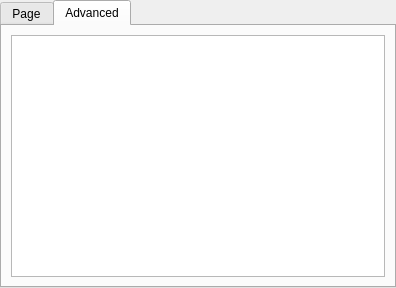
This is src/printsupport/dialogs/qprintpropertieswidget.ui in qt/qtbase as Qt 5 draws it before an edit. The edited form follows.
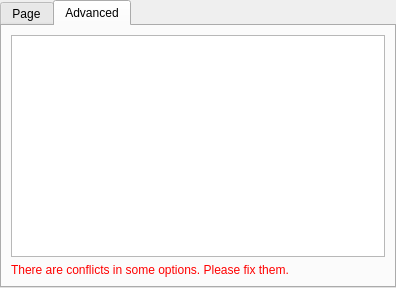
This is the edited form. The open tabs and pages were chosen to show the change. Custom widgets are drawn as their Qt base class.

Commit message:
CUPS: Fix conflict handling
The previous code assumed that ppdMarkOption returning non zero (i.e. it has conflicts)
also meant that the option wasn't applied at the ppd level, but it actually is.

What we need to do is after calling ppdMarkOption parse the tree again looking
to see if any option is conflicting and mark it as such in the UI.

Diff of the .ui file:
```diff
--- a/src/printsupport/dialogs/qprintpropertieswidget.ui
+++ b/src/printsupport/dialogs/qprintpropertieswidget.ui
@@ -36,14 +36,58 @@
       <attribute name="title" >
        <string>Advanced</string>
       </attribute>
-      <layout class="QHBoxLayout" name="horizontalLayout_2" >
+      <layout class="QVBoxLayout" name="verticalLayout_2">
        <item>
-        <widget class="QTreeView" name="treeView" >
-         <property name="alternatingRowColors" >
+        <widget class="QTreeView" name="treeView">
+         <property name="alternatingRowColors">
           <bool>true</bool>
          </property>
         </widget>
        </item>
+       <item>
+        <widget class="QLabel" name="conflictsLabel">
+         <property name="palette">
+          <palette>
+           <active>
+            <colorrole role="WindowText">
+             <brush brushstyle="SolidPattern">
+              <color alpha="255">
+               <red>255</red>
+               <green>0</green>
+               <blue>0</blue>
+              </color>
+             </brush>
+            </colorrole>
+           </active>
+           <inactive>
+            <colorrole role="WindowText">
+             <brush brushstyle="SolidPattern">
+              <color alpha="255">
+               <red>255</red>
+               <green>0</green>
+               <blue>0</blue>
+              </color>
+             </brush>
+            </colorrole>
+           </inactive>
+           <disabled>
+            <colorrole role="WindowText">
+             <brush brushstyle="SolidPattern">
+              <color alpha="255">
+               <red>165</red>
+               <green>167</green>
+               <blue>169</blue>
+              </color>
+             </brush>
+            </colorrole>
+           </disabled>
+          </palette>
+         </property>
+         <property name="text">
+          <string>There are conflicts in some options. Please fix them.</string>
+         </property>
+        </widget>
+       </item>
       </layout>
      </widget>
     </widget>
```
Left out of the diff: 15 changed lines with no effect on the pictures. The commit also changes 2 other files.
